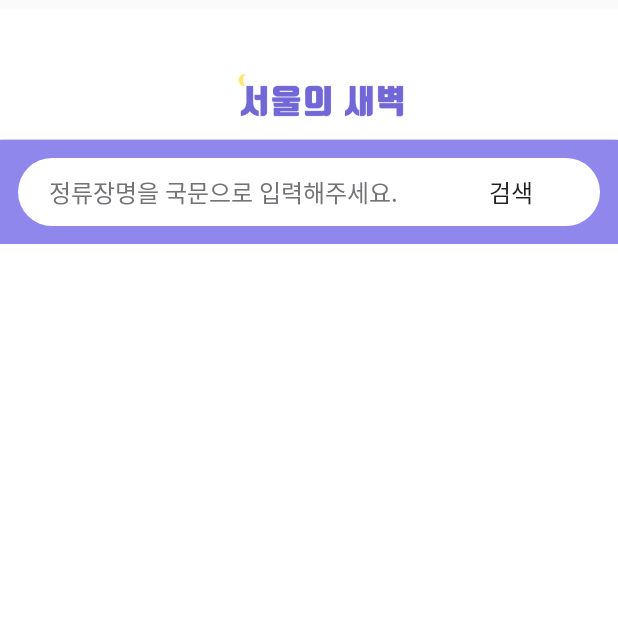
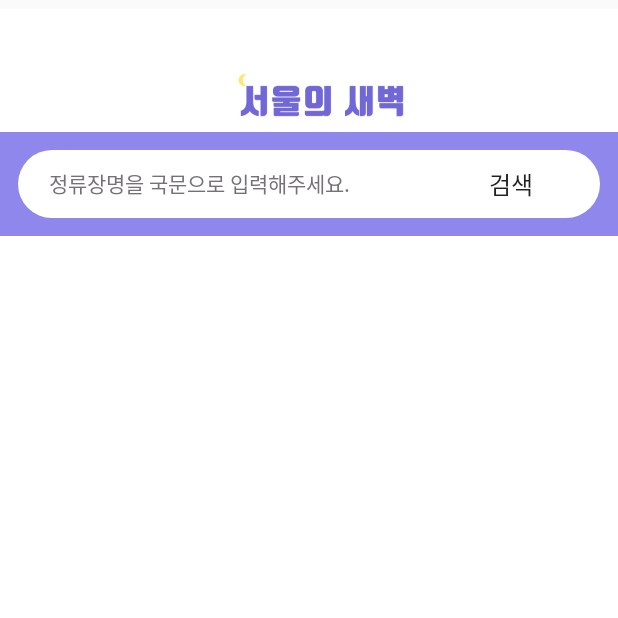
Before and after one commit to helloworld-hellohyeon/SeoulDawn, an Android app: the SearchBus screen opened directly, with no data from a screen before it, after a tap on "검색", on a phone screen of 412 x 824 dp, the top half of it. Run offline under Robolectric (Android 15) with nearby library versions, the light colour scheme and no system bars; libraries missing offline, so code that uses them is left out: kr.go.seoul.

```diff
--- a/app/src/main/java/kr/go/seouldawn/SearchBus.java
+++ b/app/src/main/java/kr/go/seouldawn/SearchBus.java
@@ -3,11 +3,15 @@ package kr.go.seouldawn;
 import android.app.Dialog;
 import android.app.ProgressDialog;
 import android.content.DialogInterface;
+import android.content.Intent;
 import android.os.AsyncTask;
 import android.os.Bundle;
 import android.os.Handler;
+import android.os.Looper;
 import android.os.Message;
+import android.support.annotation.UiThread;
 import android.support.v7.app.AppCompatActivity;
+import android.text.InputType;
 import android.util.Log;
 import android.view.View;
 import android.view.inputmethod.InputMethodManager;
@@ -27,6 +31,8 @@ import java.net.URL;
 import java.net.URLEncoder;
 import java.util.ArrayList;
 import java.util.HashMap;
+import java.util.Timer;
+import java.util.TimerTask;
 
 public class SearchBus extends AppCompatActivity {
 
@@ -45,25 +51,26 @@ public class SearchBus extends AppCompatActivity {
     int check=0; //서울을 입력했는지 확인해주는 변수
     int check1=0;  //검색결과가 있는지 확인하는 변수
 
-
     private class CheckTypesTask extends AsyncTask<Void, Void, Void> {
-
-        ProgressDialog asyncDialog = new ProgressDialog(SearchBus.this);
+        ProgressDialog dialog = new ProgressDialog(SearchBus.this);
 
         @Override
         protected void onPreExecute() {
-            asyncDialog.setProgressStyle(ProgressDialog.STYLE_SPINNER);
-            asyncDialog.setMessage("로딩중입니다..");
-            asyncDialog.show();
+            dialog.setProgressStyle(ProgressDialog.STYLE_SPINNER);
+            dialog.setMessage("로딩중입니다..");
+            dialog.setCancelable(false);
+            dialog.setCanceledOnTouchOutside(false);
+            dialog.show();
             super.onPreExecute();
         }
 
         @Override
         protected Void doInBackground(Void... arg0) {
             try {
-                for (int i = 0; i < 4; i++) {
-                    Thread.sleep(500);
+                for (int i = 0;i < 2 ;i++) {
+                    Thread.sleep(1000);
                 }
+                getXmlDataSearch();
             } catch (InterruptedException e) {
                 e.printStackTrace();
             }
@@ -72,12 +79,13 @@ public class SearchBus extends AppCompatActivity {
 
         @Override
         protected void onPostExecute(Void result) {
-            asyncDialog.dismiss();
+            dialog.dismiss();
             adapter.notifyDataSetChanged();
             imm.hideSoftInputFromWindow(edit.getWindowToken(), 0);
             super.onPostExecute(result);
         }
     }
+
 
     @Override
     protected void onCreate(Bundle savedInstanceState) {
@@ -91,6 +99,7 @@ public class SearchBus extends AppCompatActivity {
 
         listView = findViewById(R.id.stationList);
         edit = findViewById(R.id.search_key);
+        edit.setInputType (InputType. TYPE_TEXT_FLAG_NO_SUGGESTIONS);
         imm = (InputMethodManager) getSystemService(INPUT_METHOD_SERVICE);
         search_bus = findViewById(R.id.search_station);
         search_bus.setOnClickListener(new View.OnClickListener() {
@@ -99,27 +108,14 @@ public class SearchBus extends AppCompatActivity {
                 check=0; check1=0;
                 adapter.clear();
                 adapter.notifyDataSetChanged();
-                CheckTypesTask task = new CheckTypesTask();
-                task.execute();
-                Thread th =new Thread(new Runnable() {
-                    @Override
-                    public void run() {
-                        if(edit.getText().toString().equals("서울")){
-                            check=1;
-                        }else {
-                            getXmlDataSearch();
-                        }
-                    }
-                });
-                th.start();
-                try {
-                   CheckTypesTask task1 = new CheckTypesTask();
-                    task1.execute();
+
+                if(edit.getText().toString().equals("서울")){
+                    check=1;
+                }else {
+                    CheckTypesTask task = new CheckTypesTask();
                     task.execute();
-                    th.join();
-                }catch(Exception e){
-                    e.getMessage();
                 }
+
                 if(check == 1){
                     Toast.makeText(getApplicationContext(), "상세하게 적어주세요!!", Toast.LENGTH_LONG).show();
                     edit.setText("");
@@ -142,6 +138,7 @@ public class SearchBus extends AppCompatActivity {
 
         StringBuffer buffer = new StringBuffer();
         data = new ArrayList<>();
+
 
         String str = edit.getText().toString();//EditText에 작성된 Text얻어오기
         //Log.e("받아옴", str);
@@ -166,7 +163,6 @@ public class SearchBus extends AppCompatActivity {
 
             int eventType = xpp.getEventType();
             while (eventType != XmlPullParser.END_DOCUMENT) {
-
                 switch (eventType) {
                     case XmlPullParser.START_DOCUMENT:
                         break;
--- a/app/src/main/res/layout/activity_search_bus.xml
+++ b/app/src/main/res/layout/activity_search_bus.xml
@@ -4,6 +4,7 @@
     android:layout_width="match_parent"
     android:layout_height="match_parent"
     android:orientation="vertical">
+
 
     <ImageView
         android:layout_width="match_parent"
@@ -17,7 +18,7 @@
         android:background="#9087ed"
         android:orientation="horizontal"
         android:padding="12dp"
-        android:layout_marginTop="-10dp"
+        android:layout_marginTop="-15dp"
         >
 
         <LinearLayout
@@ -40,7 +41,7 @@
                 android:textColor="#000000"
                 android:textColorHint="#757277"
                 android:textCursorDrawable="@null"
-                android:textSize="16dp" />
+                android:textSize="14dp" />
 
             <Button
                 android:id="@+id/search_station"
```
